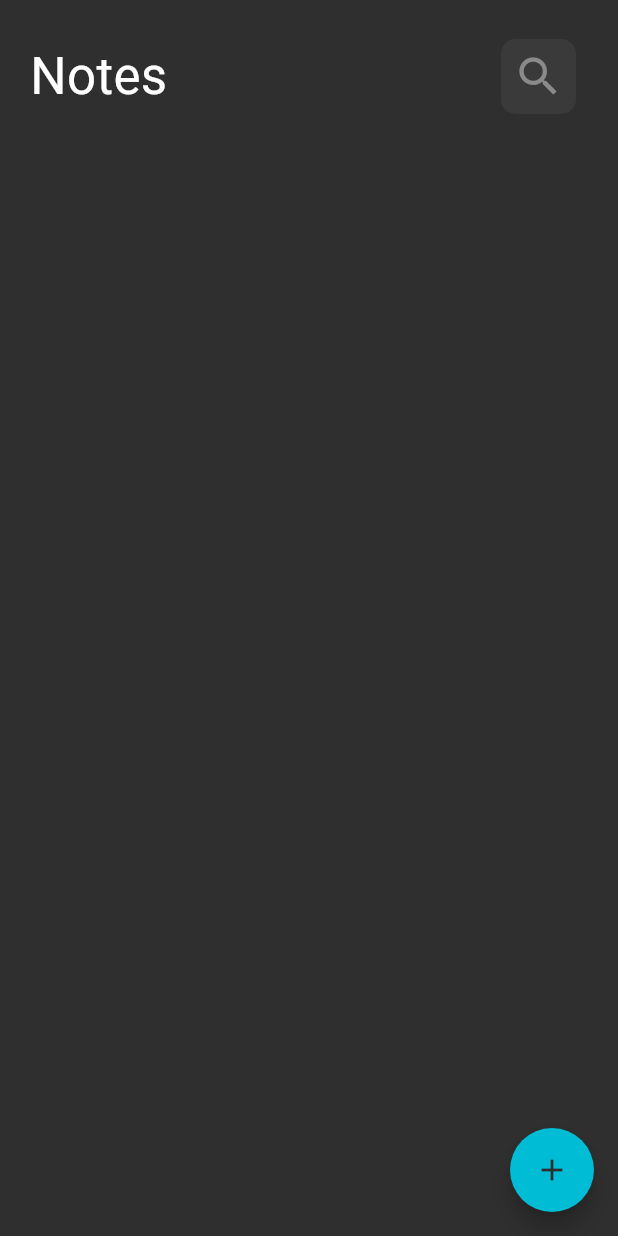
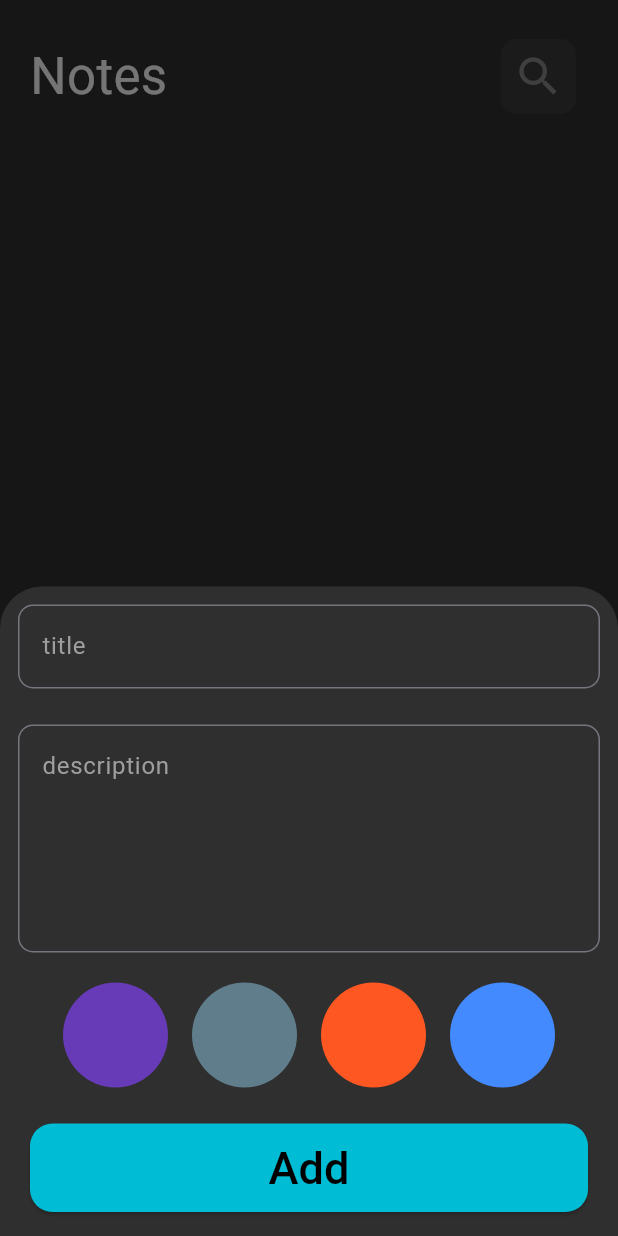
Before and after one commit to MohammeddFawzii/Notes_App, a Flutter app: the screen it shows after launch, after a tap on the "add" icon, on a phone screen of 412 x 824 dp. Run offline on Flutter 3.47's test engine with Material 2 defaults, Android fonts, the phone set to English and light mode, and no system bars.

Commit message:
Bottom Sheet Ui Finished

```diff
--- a/lib/featurs/home/views/home_view.dart
+++ b/lib/featurs/home/views/home_view.dart
@@ -1,6 +1,8 @@
 import 'package:flutter/material.dart';
 import 'package:notes/featurs/home/widgets/home_view_body.dart';
 import 'package:notes/utils/app_colors.dart';
+
+import '../widgets/bottom_sheet_body.dart';
 
 class HomeView extends StatelessWidget {
   const HomeView({super.key});
@@ -13,7 +15,16 @@ class HomeView extends StatelessWidget {
         floatingActionButton: FloatingActionButton(
           backgroundColor: AppColors.buttonsColor,
           shape: const CircleBorder(),
-          onPressed: () {},
+          onPressed: () {
+            showModalBottomSheet(
+              backgroundColor: AppColors.mainBgColor,
+              isScrollControlled: true,
+              context: context,
+              builder: (context) {
+                return const BottomSheetBody();
+              },
+            );
+          },
           child: const Icon(
             Icons.add,
             color: AppColors.mainBgColor,
--- /dev/null
+++ b/lib/featurs/home/widgets/bottom_sheet_body.dart
@@ -0,0 +1,66 @@
+import 'package:flutter/material.dart';
+import 'package:notes/featurs/home/widgets/color_picker.dart';
+
+import 'custom_text_form_field.dart';
+
+class BottomSheetBody extends StatefulWidget {
+  const BottomSheetBody({
+    super.key,
+  });
+
+  @override
+  State<BottomSheetBody> createState() => _BottomSheetBodyState();
+}
+
+class _BottomSheetBodyState extends State<BottomSheetBody> {
+  @override
+  Widget build(BuildContext context) {
+    return Padding(
+      padding:
+          EdgeInsets.only(bottom: MediaQuery.of(context).viewInsets.bottom),
+      child: SingleChildScrollView(
+        child: Form(
+          child: Column(children: [
+            const CustomTextFormField(
+              hint: "title",
+            ),
+            const CustomTextFormField(
+              hint: "description",
+              lines: 5,
+            ),
+            const ColorPiker(),
+            const SizedBox(
+              height: 16,
+            ),
+            SizedBox(
+              width: MediaQuery.of(context).size.width,
+              child: Padding(
+                padding: const EdgeInsets.symmetric(horizontal: 20),
+                child: ElevatedButton(
+                    style: ElevatedButton.styleFrom(
+                      backgroundColor: Colors.cyan,
+                      shape: RoundedRectangleBorder(
+                          borderRadius: BorderRadius.circular(15)),
+                    ),
+                    onPressed: () {},
+                    child: const Padding(
+                      padding: EdgeInsets.all(8.0),
+                      child: Text(
+                        "Add",
+                        style: TextStyle(
+                          color: Colors.black,
+                          fontSize: 30,
+                        ),
+                      ),
+                    )),
+              ),
+            ),
+            const SizedBox(
+              height: 16,
+            ),
+          ]),
+        ),
+      ),
+    );
+  }
+}
--- /dev/null
+++ b/lib/featurs/home/widgets/color_picker.dart
@@ -0,0 +1,42 @@
+import 'package:flutter/material.dart';
+import 'package:notes/utils/app_colors.dart';
+
+class ColorPiker extends StatelessWidget {
+  const ColorPiker({super.key});
+
+  @override
+  Widget build(BuildContext context) {
+    return Row(
+      mainAxisAlignment: MainAxisAlignment.center,
+      children: const [
+        ColorElement(color: AppColors.colorsPiker1stColor),
+        ColorElement(color: AppColors.colorsPiker2ndColor),
+        ColorElement(color: AppColors.colorsPiker3rdcolor),
+        ColorElement(color: AppColors.colorsPiker4thcolor),
+      ],
+    );
+  }
+}
+
+class ColorElement extends StatelessWidget {
+  const ColorElement({
+    super.key,
+    required this.color,
+  });
+  final Color color;
+  @override
+  Widget build(BuildContext context) {
+    return Padding(
+      padding: const EdgeInsets.all(8.0),
+      child: GestureDetector(
+        onTap: () {},
+        child: Container(
+          height: 70,
+          width: 70,
+          decoration: BoxDecoration(
+              color: color, borderRadius: BorderRadius.circular(40)),
+        ),
+      ),
+    );
+  }
+}
--- /dev/null
+++ b/lib/featurs/home/widgets/custom_text_form_field.dart
@@ -0,0 +1,31 @@
+import 'package:flutter/material.dart';
+
+class CustomTextFormField extends StatelessWidget {
+  const CustomTextFormField({
+    super.key,
+    required this.hint,
+    @required this.lines,
+  });
+  final String hint;
+  final int? lines;
+  @override
+  Widget build(BuildContext context) {
+    return Padding(
+      padding: const EdgeInsets.all(12),
+      child: TextFormField(
+        maxLines: lines,
+        decoration: InputDecoration(
+          hintText: hint,
+          hintStyle:
+              const TextStyle(color: Colors.grey, fontWeight: FontWeight.w400),
+          border: OutlineInputBorder(
+            borderSide: const BorderSide(
+              color: Colors.white,
+            ),
+            borderRadius: BorderRadius.circular(10),
+          ),
+        ),
+      ),
+    );
+  }
+}
--- /dev/null
+++ b/lib/models/note_model.dart
@@ -0,0 +1,13 @@
+class NoteModel {
+  final String title;
+  final String description;
+  final String date;
+  final int color;
+
+  NoteModel({
+    required this.title,
+    required this.description,
+    required this.date,
+    required this.color,
+  });
+}
--- a/lib/utils/app_colors.dart
+++ b/lib/utils/app_colors.dart
@@ -6,5 +6,5 @@ abstract class AppColors {
   static const Color colorsPiker1stColor = Colors.deepPurple;
   static const Color colorsPiker2ndColor = Colors.blueGrey;
   static const Color colorsPiker3rdcolor = Colors.deepOrange;
-  static const Color colorsPiker1stcolor = Colors.blueAccent;
+  static const Color colorsPiker4thcolor = Colors.blueAccent;
 }
```
